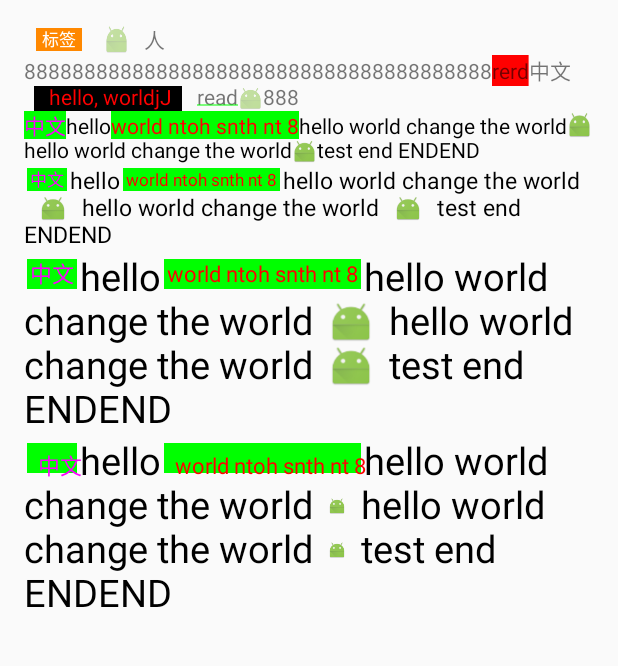
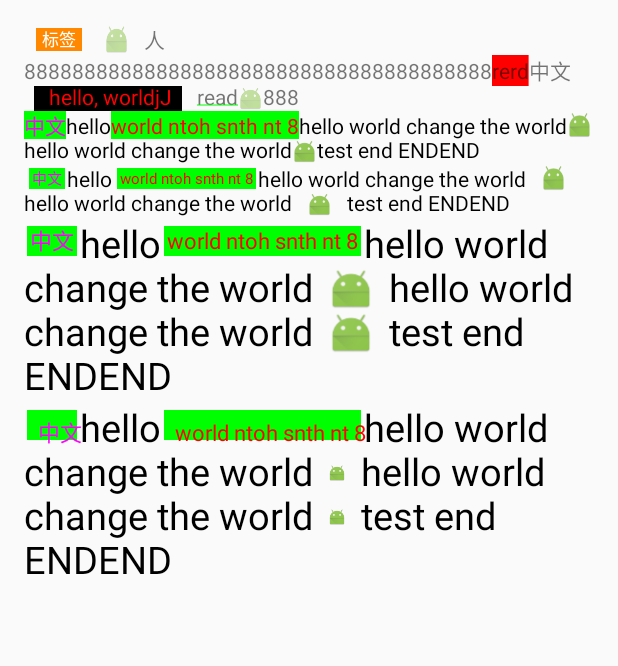
Before and after one commit to chujj/ColorTextView, an Android app: the screen it shows after launch (MainActivity), on a phone screen of 412 x 824 dp, the part 84-750 px from its top. Run offline under Robolectric (Android 15) with nearby library versions, the phone set to English and light mode, and no system bars; 4 statements that could not run were skipped.

```diff
--- a/app/src/main/res/layout/content_main.xml
+++ b/app/src/main/res/layout/content_main.xml
@@ -19,30 +19,36 @@
         android:layout_width="wrap_content"
         android:layout_height="wrap_content"/>
 
+
+    <LinearLayout
+        android:layout_width="match_parent"
+        android:layout_height="wrap_content"
+        android:orientation="vertical"
+        android:layout_below="@+id/textview">
+
         <library.colortextview.view.ColorTextView
             android:id="@+id/colorTextView"
-        android:layout_width="wrap_content"
+            android:layout_width="match_parent"
             android:layout_height="wrap_content"
             android:textColor="#000000"
-        android:text="hello"
-        android:layout_below="@+id/textview"/>
+            android:layout_below="@id/textview"
+            android:text="normal"/>
 
         <library.colortextview.view.ColorTextView
             android:id="@+id/colorTextView2"
-        android:layout_width="wrap_content"
+            android:layout_width="match_parent"
             android:layout_height="wrap_content"
             android:textColor="#000000"
-        android:text="hello"
-        android:layout_below="@+id/colorTextView"
+            android:text="margin"
             app:image_marginLeft="10dp"
             app:image_marginRight="10dp"
             app:label_paddingLeft="2dp"
             app:label_paddingRight="2dp"
-        app:label_marginLeft="2dp"
-        app:label_marginRight="2dp"
-        app:label_marginTop="2dp"
-        app:label_marginBottom="2dp"
-        android:textSize="15sp"
+            app:label_marginLeft="3dp"
+            app:label_marginRight="1dp"
+            app:label_marginTop="2sp"
+            app:label_marginBottom="2sp"
+            android:textSize="14sp"
             />
 
         <library.colortextview.view.ColorTextView
@@ -50,8 +56,7 @@
             android:layout_width="wrap_content"
             android:layout_height="wrap_content"
             android:textColor="#000000"
-        android:text="hello"
-        android:layout_below="@+id/colorTextView2"
+            android:text="margin big"
             app:image_marginLeft="10dp"
             app:image_marginRight="10dp"
             app:label_paddingLeft="2dp"
@@ -67,8 +72,7 @@
             android:layout_width="wrap_content"
             android:layout_height="wrap_content"
             android:textColor="#000000"
-        android:text="hello"
-        android:layout_below="@+id/colorTextView3"
+            android:text="extra offset"
             app:image_marginLeft="10dp"
             app:image_marginRight="10dp"
             app:label_paddingLeft="2dp"
@@ -82,4 +86,6 @@
             app:label_extraTop="5dp"
             android:textSize="25sp"
             />
+    </LinearLayout>
+
 </RelativeLayout>
--- a/colortextview/src/main/java/library/colortextview/LabelSpan.java
+++ b/colortextview/src/main/java/library/colortextview/LabelSpan.java
@@ -82,7 +82,8 @@ public class LabelSpan extends BoxModelSpan {
             canvas.drawRect(mDrawCacheRect, mBgPaint);
         }
 
-        canvas.drawText(text.subSequence(start, end).toString(), mBgRect.left + mPadding.left + mExtra.left, newBaseLine + mExtra.top, paint);
+        // .toString() will low down CPU cause
+        canvas.drawText(text.toString().subSequence(start, end).toString(), mBgRect.left + mPadding.left + mExtra.left, newBaseLine + mExtra.top, paint);
         if (isFg) {
             paint.setColor(originFg);
         }
--- a/colortextview/src/main/java/library/colortextview/view/ColorTextView.java
+++ b/colortextview/src/main/java/library/colortextview/view/ColorTextView.java
@@ -110,4 +110,24 @@ public class ColorTextView extends TextView {
 
         mJSONTextFormot = new JSONTextFormot(factory, this, str, provider, appendText);
     }
+
+    @Override
+    public void invalidate(Rect dirty) {
+        super.invalidate(dirty);
+    }
+
+    @Override
+    public void invalidate() {
+        super.invalidate();
+    }
+
+    @Override
+    public void invalidate(int l, int t, int r, int b) {
+        super.invalidate(l, t, r, b);
+    }
+
+    @Override
+    public void postInvalidate() {
+        super.postInvalidate();
+    }
 }
```
Also changed, not shown: app/src/main/assets/str2.json (added, +42 -0 lines), colortextview/src/main/java/library/colortextview/view/JSONTextFormot.java (+7 -3 lines). Lines whose indentation alone changed are shown as unchanged.
